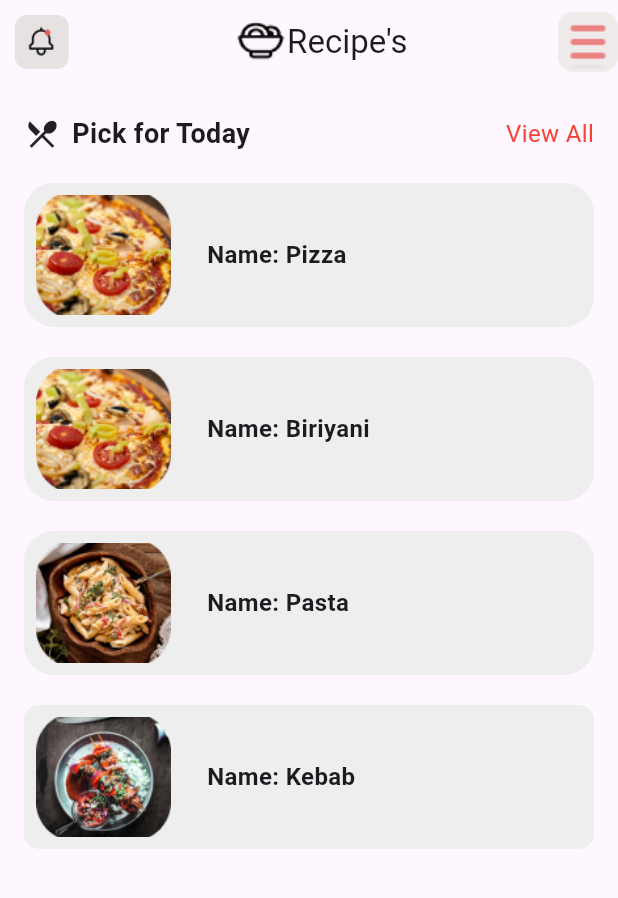
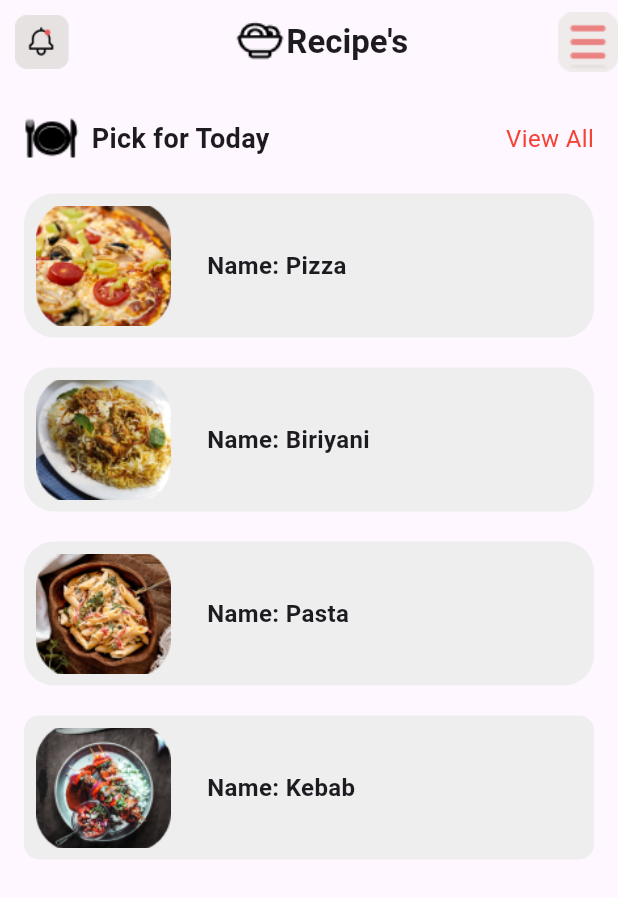
Before and after one commit to Subhajit-das21/Appify_project, a Flutter app: the screen it shows after launch, on a phone screen of 412 x 824 dp. Shown: the top 898 px of the screen. Run offline on Flutter 3.47's test engine with Material 3 defaults, Android fonts, the phone set to English and light mode, and no system bars.

```diff
--- a/lib/main.dart
+++ b/lib/main.dart
@@ -28,7 +28,12 @@ class _MyWidgetState extends State<MyWidget> {
             mainAxisAlignment: MainAxisAlignment.center,
             children: [
             Image.asset("assets/ep_food.png"),
-            Text("Recipe's")
+            Text("Recipe's",
+            style: TextStyle(
+              fontWeight: FontWeight.w700,
+            ),
+
+            )
 
 
           ],),
@@ -41,7 +46,8 @@ class _MyWidgetState extends State<MyWidget> {
             padding: const EdgeInsets.symmetric(horizontal: 16.0),
             child: Row(
               children: [
-                Icon(Icons.restaurant_menu, size: 24),
+                // Icon(Icons.restaurant_menu, size: 24),
+                Image.asset("assets/emojione-monotone_fork-and-knife-with-plate.png"),
                 SizedBox(width: 8),
                 Text(
                   'Pick for Today',
@@ -104,7 +110,7 @@ class _MyWidgetState extends State<MyWidget> {
                         child: Padding(
                           padding: const EdgeInsets.all(8.0),
                           child: Image.asset(
-                            'assets/Rectangle 7.png',
+                            'assets/Briyani.png',
                             width: 90,
                             height: 80,
                             fit: BoxFit.cover,
```
Also changed, not shown: assets/Briyani.png (added).
